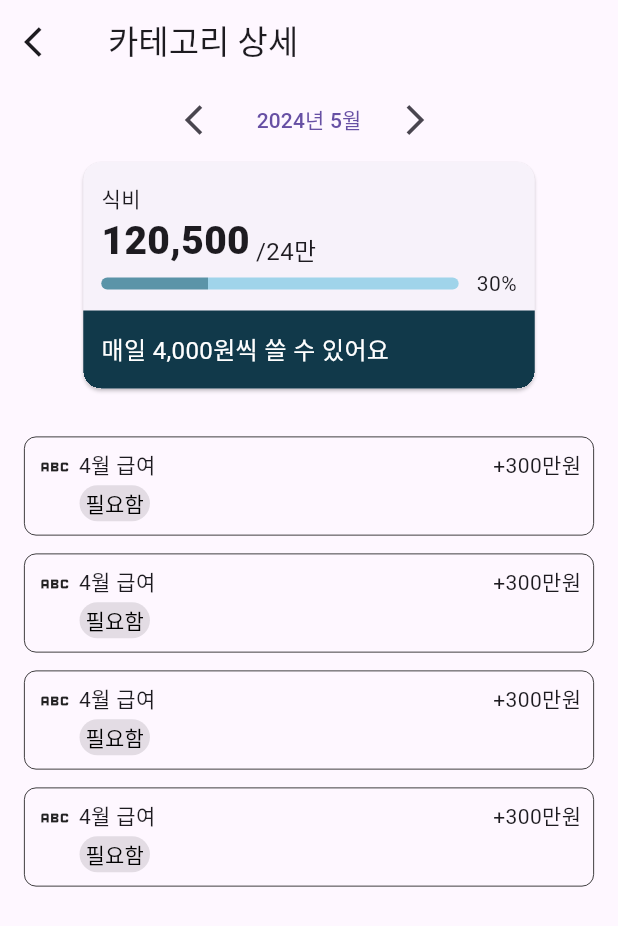
After one commit to three523/devu, a Flutter app: the screen it shows after launch, after a tap on the "arrow back ios" icon, after a tap on "식비", on a phone screen of 412 x 824 dp. The commit adds this screen. Shown: the top 926 px of the screen. Run offline on Flutter 3.47's test engine with Material 3 defaults, Android fonts, the phone set to English and light mode, and no system bars; our stand-ins replace dotted_border, flutter_bloc, hive, hive_flutter, month_picker_dialog and 1 more; missing offline and left inert: dart:ffi; accounts and stored records are empty.

Commit message:
[Feat] 카테고리 상세 페이지 UI 구현

```diff
--- a/lib/data/resource.dart
+++ b/lib/data/resource.dart
@@ -3,6 +3,7 @@ import 'package:flutter/material.dart';
 Color primaryColor = Color.fromRGBO(91, 148, 168, 1);
 Color secondaryColor = Color.fromRGBO(17, 57, 74, 1);
 Color primary200Color = Color.fromRGBO(160, 212, 234, 1);
+Color disableButtonColor = Color.fromRGBO(189, 193, 202, 1);
 double titleFontSize = 26;
 FontWeight titleFontWeight = FontWeight.bold;
 double contentTextSize = 16;
--- /dev/null
+++ b/lib/page/detail_category_page.dart
@@ -0,0 +1,58 @@
+import 'package:devu_app/widget/category_card.dart';
+import 'package:devu_app/widget/income_card.dart';
+import 'package:devu_app/widget/date_swipe_widget.dart';
+import 'package:flutter/cupertino.dart';
+import 'package:flutter/material.dart';
+
+class DetailCategory extends StatelessWidget {
+  @override
+  Widget build(BuildContext context) {
+    return Scaffold(
+      appBar: AppBar(
+        leading: IconButton(
+            onPressed: () {
+              Navigator.of(context).pop();
+            },
+            icon: Icon(Icons.arrow_back_ios)),
+        title: Text('카테고리 상세'),
+      ),
+      body: Column(
+        crossAxisAlignment: CrossAxisAlignment.center,
+        mainAxisAlignment: MainAxisAlignment.center,
+        mainAxisSize: MainAxisSize.min,
+        children: [
+          DateSwipeWidget(),
+          Container(
+            width: double.infinity,
+            child: Center(
+              child: SizedBox(
+                width: MediaQuery.of(context).size.width * 0.75,
+                child: CategoryCard(
+                  30.0,
+                  categoryName: '식비',
+                ),
+              ),
+            ),
+          ),
+          Expanded(
+            child: Padding(
+              padding: const EdgeInsets.all(16.0),
+              child: ListView.separated(
+                padding: EdgeInsetsDirectional.symmetric(vertical: 12.0),
+                itemCount: 4,
+                itemBuilder: (context, index) {
+                  return IncomeCard();
+                },
+                separatorBuilder: (context, index) {
+                  return SizedBox(
+                    height: 12,
+                  );
+                },
+              ),
+            ),
+          )
+        ],
+      ),
+    );
+  }
+}
--- a/lib/page/main_page.dart
+++ b/lib/page/main_page.dart
@@ -4,7 +4,7 @@ import 'package:devu_app/page/add_expenses_page.dart';
 import 'package:devu_app/widget/category_card.dart';
 import 'package:devu_app/widget/home_appbar.dart';
 import 'package:devu_app/widget/income_card.dart';
-import 'package:devu_app/widget/test.dart';
+import 'package:devu_app/widget/date_swipe_widget.dart';
 import 'package:devu_app/widget/year_month_picker.dart';
 import 'package:flutter/cupertino.dart';
 import 'package:flutter/material.dart';
@@ -51,9 +51,17 @@ class _MainPageState extends State<MainPage> {
                   ),
                   itemCount: 4,
                   itemBuilder: (context, index) {
-                    return Padding(
-                      padding: const EdgeInsets.all(8.0),
-                      child: CategoryCard(25.0, CardType.view),
+                    return GestureDetector(
+                      onTap: () {
+                        Navigator.pushNamed(context, '/detailCategory');
+                      },
+                      child: Padding(
+                        padding: const EdgeInsets.all(8.0),
+                        child: CategoryCard(
+                          25.0,
+                          categoryName: '식비',
+                        ),
+                      ),
                     );
                   }),
             ),
--- a/lib/page/navigationbar_page.dart
+++ b/lib/page/navigationbar_page.dart
@@ -2,6 +2,7 @@ import 'package:devu_app/data/resource.dart';
 import 'package:devu_app/page/add_category_page.dart';
 import 'package:devu_app/page/add_expenses_page.dart';
 import 'package:devu_app/page/asset_page.dart';
+import 'package:devu_app/page/detail_category_page.dart';
 import 'package:devu_app/page/main_page.dart';
 import 'package:devu_app/page/setting_page.dart';
 import 'package:flutter/material.dart';
@@ -27,6 +28,7 @@ class _NavigationBarPageState extends State<NavigationBarPage> {
       routes: {
         '/addCategory': (context) => AddCategory(),
         '/addExpenses': (context) => AddExpenses(),
+        '/detailCategory': (context) => DetailCategory(),
       },
       home: Scaffold(
         body: _widgetOptions.elementAt(_selectedIndex),
--- a/lib/widget/category_card.dart
+++ b/lib/widget/category_card.dart
@@ -9,9 +9,14 @@ enum CardType { view, input }
 
 class CategoryCard extends StatefulWidget {
   final double filePercent;
-  CardType cardType = CardType.view;
+  CardType cardType;
 
-  CategoryCard(this.filePercent, this.cardType);
+  String? categoryName;
+  Function(int)? updatePrice;
+
+  CategoryCard(this.filePercent,
+      {CardType? cardType, this.categoryName, this.updatePrice})
+      : cardType = cardType ?? CardType.view;
 
   @override
   State<CategoryCard> createState() => _CategoryCardState();
@@ -21,6 +26,7 @@ class _CategoryCardState extends State<CategoryCard> {
   List<Color> gradientColors = [primaryColor, primary200Color];
   TextEditingController priceController = TextEditingController(text: '0');
 
+  int previousPrice = 0;
   int price = 0;
 
   @override
@@ -40,7 +46,7 @@ class _CategoryCardState extends State<CategoryCard> {
               child: Column(
                 crossAxisAlignment: CrossAxisAlignment.start,
                 children: [
-                  Text('식비'),
+                  Text(widget.categoryName ?? ''),
                   widget.cardType == CardType.view
                       ? Row(
                           crossAxisAlignment: CrossAxisAlignment.end,
@@ -110,7 +116,17 @@ class _CategoryCardState extends State<CategoryCard> {
                         IconButton(
                             onPressed: () {
                               setState(() {
-                                price = price < 10000 ? 0 : price - 10000;
+                                if (price < 10000) {
+                                  if (widget.updatePrice != null) {
+                                    widget.updatePrice!(-price);
+                                  }
+                                  price = 0;
+                                } else {
+                                  if (widget.updatePrice != null) {
+                                    widget.updatePrice!(-10000);
+                                  }
+                                  price -= 10000;
+                                }
                                 priceController.text = price.toPriceString();
                               });
                             },
@@ -130,9 +146,14 @@ class _CategoryCardState extends State<CategoryCard> {
                             onChanged: (value) {
                               setState(() {
                                 if (value.isEmpty) {
+                                  previousPrice = price;
                                   price = 0;
+                                  updatePrice(0 - price);
                                 } else {
-                                  price = value.toPrice() ?? price;
+                                  int newPrice = value.toPrice() ?? price;
+                                  previousPrice = price;
+                                  price = newPrice;
+                                  updatePrice(newPrice - price);
                                 }
                                 priceController.text = price.toPriceString();
                               });
@@ -148,6 +169,9 @@ class _CategoryCardState extends State<CategoryCard> {
                               }
                               setState(() {
                                 price += 10000;
+                                if (widget.updatePrice != null) {
+                                  widget.updatePrice!(10000);
+                                }
                                 priceController.text = price.toPriceString();
                               });
                             },
@@ -174,4 +198,10 @@ class _CategoryCardState extends State<CategoryCard> {
       ),
     );
   }
+
+  void updatePrice(int addPrice) {
+    if (widget.updatePrice != null) {
+      widget.updatePrice!(addPrice);
+    }
+  }
 }
--- a/lib/widget/test.dart
+++ b/lib/widget/date_swipe_widget.dart
@@ -2,20 +2,22 @@ import 'package:devu_app/widget/year_month_picker.dart';
 import 'package:flutter/material.dart';
 import 'package:month_picker_dialog/month_picker_dialog.dart';
 
-class TestWidget extends StatefulWidget {
+class DateSwipeWidget extends StatefulWidget {
   DateTime currentDate = DateTime.now();
+  MainAxisAlignment alignment;
 
-  TestWidget({super.key});
+  DateSwipeWidget({MainAxisAlignment? alignment})
+      : alignment = alignment ?? MainAxisAlignment.start;
   @override
-  State<TestWidget> createState() => _TestWidgetState();
+  State<DateSwipeWidget> createState() => _DateSwipeWidgetState();
 }
 
-class _TestWidgetState extends State<TestWidget> {
+class _DateSwipeWidgetState extends State<DateSwipeWidget> {
   @override
   Widget build(BuildContext context) {
     // TODO: implement build
-    return Container(
-      child: Row(
+    return Row(
+      mainAxisAlignment: MainAxisAlignment.center,
       children: [
         IconButton(
             onPressed: previousMonth, icon: const Icon(Icons.arrow_back_ios)),
@@ -26,7 +28,6 @@ class _TestWidgetState extends State<TestWidget> {
         IconButton(
             onPressed: nextMonth, icon: const Icon(Icons.arrow_forward_ios)),
       ],
-      ),
     );
   }
 
--- a/lib/widget/home_appbar.dart
+++ b/lib/widget/home_appbar.dart
@@ -2,7 +2,7 @@ import 'dart:ffi';
 
 import 'package:devu_app/page/add_category_page.dart';
 import 'package:devu_app/page/add_expenses_page.dart';
-import 'package:devu_app/widget/test.dart';
+import 'package:devu_app/widget/date_swipe_widget.dart';
 import 'package:flutter/material.dart';
 
 class HomeAppBar extends StatelessWidget {
@@ -22,7 +22,7 @@ class HomeAppBar extends StatelessWidget {
               mainAxisAlignment: MainAxisAlignment.start,
               crossAxisAlignment: CrossAxisAlignment.start,
               children: [
-                TestWidget(),
+                DateSwipeWidget(),
                 Row(
                   children: [
                     Text(
```
Also changed, not shown: lib/page/add_category_page.dart (+140 -18 lines), lib/page/category_select_page.dart (added, +17 -0 lines). Lines whose indentation alone changed are shown as unchanged.
